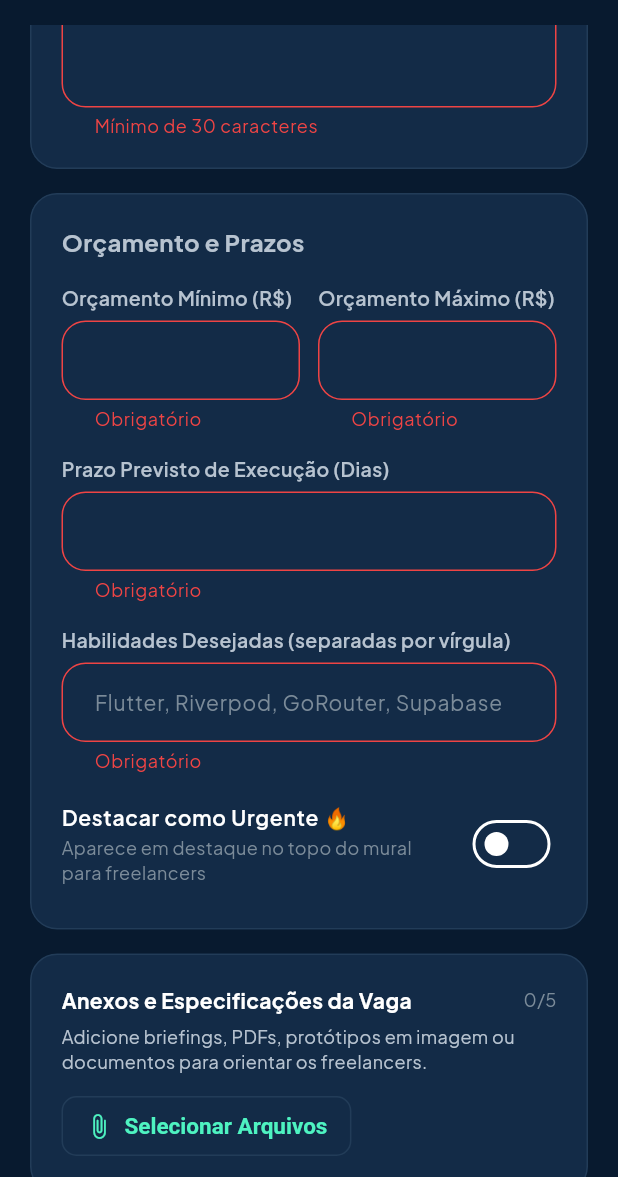
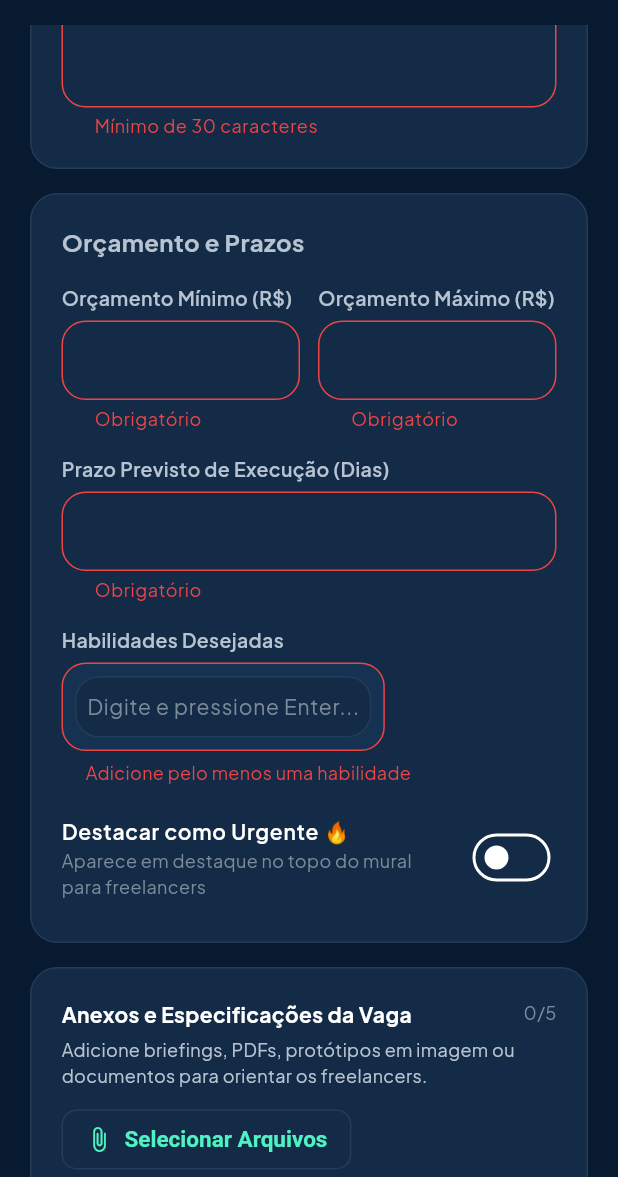
Before and after one commit to Louizricard/Trabalhei, a Flutter app: the CreateJobScreen screen opened by its route, scrolled down 576 dp, after a tap on "Confirmar e Publicar Projeto", on a phone screen of 412 x 824 dp, the part 59-1236 px from its top. Run offline on Flutter 3.47's test engine with Material 3 defaults, Android fonts, the phone set to English and light mode, and no system bars; our stand-ins replace file_picker, firebase_core, firebase_messaging, fl_chart, flutter_dotenv, flutter_local_notifications and 5 more; accounts and stored records are empty; generated files the repository leaves out were written again.

Commit message:
feat(jobs): add custom tag input widget for skills with quick suggestions

```diff
--- /dev/null
+++ b/freelanceflow/lib/core/widgets/skills_input_widget.dart
@@ -0,0 +1,220 @@
+import 'package:flutter/material.dart';
+import '../theme/app_colors.dart';
+
+class SkillsInputWidget extends FormField<List<String>> {
+  SkillsInputWidget({
+    super.key,
+    List<String> initialValue = const [],
+    super.onSaved,
+    super.validator,
+    String label = 'Habilidades Desejadas',
+    String hint = 'Digite e pressione Enter...',
+    List<String> suggestions = const [
+      'Flutter', 'Riverpod', 'Supabase', 'Dart', 'React', 'Node.js',
+      'Python', 'Figma', 'UI/UX', 'Firebase'
+    ],
+  }) : super(
+          initialValue: initialValue,
+          builder: (FormFieldState<List<String>> state) {
+            return _SkillsInputWidgetState(
+              state: state,
+              label: label,
+              hint: hint,
+              suggestions: suggestions,
+            );
+          },
+        );
+}
+
+class _SkillsInputWidgetState extends StatefulWidget {
+  final FormFieldState<List<String>> state;
+  final String label;
+  final String hint;
+  final List<String> suggestions;
+
+  const _SkillsInputWidgetState({
+    required this.state,
+    required this.label,
+    required this.hint,
+    required this.suggestions,
+  });
+
+  @override
+  State<_SkillsInputWidgetState> createState() => __SkillsInputWidgetStateState();
+}
+
+class __SkillsInputWidgetStateState extends State<_SkillsInputWidgetState> {
+  final TextEditingController _controller = TextEditingController();
+  final FocusNode _focusNode = FocusNode();
+  bool _isFocused = false;
+
+  @override
+  void initState() {
+    super.initState();
+    _focusNode.addListener(() {
+      setState(() {
+        _isFocused = _focusNode.hasFocus;
+      });
+    });
+  }
+
+  @override
+  void dispose() {
+    _controller.dispose();
+    _focusNode.dispose();
+    super.dispose();
+  }
+
+  void _addSkill(String skill) {
+    final trimmed = skill.trim();
+    if (trimmed.isEmpty) return;
+
+    final currentList = List<String>.from(widget.state.value ?? []);
+    if (!currentList.map((e) => e.toLowerCase()).contains(trimmed.toLowerCase())) {
+      currentList.add(trimmed);
+      widget.state.didChange(currentList);
+    }
+    _controller.clear();
+  }
+
+  void _removeSkill(String skill) {
+    final currentList = List<String>.from(widget.state.value ?? []);
+    currentList.remove(skill);
+    widget.state.didChange(currentList);
+  }
+
+  @override
+  Widget build(BuildContext context) {
+    final currentSkills = widget.state.value ?? [];
+    final hasError = widget.state.hasError;
+    final filteredSuggestions = widget.suggestions
+        .where((s) => !currentSkills.map((e) => e.toLowerCase()).contains(s.toLowerCase()))
+        .toList();
+
+    return Column(
+      crossAxisAlignment: CrossAxisAlignment.start,
+      children: [
+        if (widget.label.isNotEmpty) ...[
+          Text(
+            widget.label,
+            style: const TextStyle(
+              fontSize: 13,
+              fontWeight: FontWeight.w600,
+              color: AppColors.textSecondaryDark,
+            ),
+          ),
+          const SizedBox(height: 6),
+        ],
+        Container(
+          padding: const EdgeInsets.all(8),
+          decoration: BoxDecoration(
+            color: AppColors.surfaceElevatedDark,
+            borderRadius: BorderRadius.circular(16),
+            border: Border.all(
+              color: hasError
+                  ? AppColors.error
+                  : _isFocused
+                      ? AppColors.primary
+                      : AppColors.borderDark,
+              width: _isFocused ? 1.5 : 1.0,
+            ),
+          ),
+          child: Column(
+            crossAxisAlignment: CrossAxisAlignment.start,
+            children: [
+              Wrap(
+                spacing: 8,
+                runSpacing: 8,
+                children: [
+                  ...currentSkills.map((skill) => Chip(
+                        label: Text(
+                          skill,
+                          style: const TextStyle(
+                            color: Colors.white,
+                            fontSize: 13,
+                          ),
+                        ),
+                        backgroundColor: AppColors.primary.withAlpha(200),
+                        deleteIcon: const Icon(
+                          Icons.close,
+                          size: 16,
+                          color: Colors.white70,
+                        ),
+                        onDeleted: () => _removeSkill(skill),
+                        shape: RoundedRectangleBorder(
+                          borderRadius: BorderRadius.circular(20),
+                          side: const BorderSide(color: Colors.transparent),
+                        ),
+                      )),
+                  IntrinsicWidth(
+                    child: TextField(
+                      controller: _controller,
+                      focusNode: _focusNode,
+                      style: const TextStyle(
+                        color: AppColors.textPrimaryDark,
+                        fontSize: 14,
+                      ),
+                      decoration: InputDecoration(
+                        hintText: currentSkills.isEmpty ? widget.hint : 'Adicionar...',
+                        hintStyle: const TextStyle(color: AppColors.textMutedDark),
+                        border: InputBorder.none,
+                        isDense: true,
+                        contentPadding: const EdgeInsets.symmetric(
+                          vertical: 10,
+                          horizontal: 4,
+                        ),
+                      ),
+                      onSubmitted: _addSkill,
+                    ),
+                  ),
+                ],
+              ),
+              if (_isFocused && filteredSuggestions.isNotEmpty) ...[
+                const Divider(color: AppColors.borderDark, height: 16),
+                SingleChildScrollView(
+                  scrollDirection: Axis.horizontal,
+                  child: Row(
+                    children: filteredSuggestions
+                        .take(5)
+                        .map(
+                          (suggestion) => Padding(
+                            padding: const EdgeInsets.only(right: 8),
+                            child: ActionChip(
+                              label: Text(
+                                suggestion,
+                                style: const TextStyle(
+                                  fontSize: 12,
+                                  color: AppColors.textSecondaryDark,
+                                ),
+                              ),
+                              backgroundColor: AppColors.surfaceDark,
+                              side: const BorderSide(color: AppColors.borderDark),
+                              shape: RoundedRectangleBorder(
+                                borderRadius: BorderRadius.circular(16),
+                              ),
+                              onPressed: () => _addSkill(suggestion),
+                            ),
+                          ),
+                        )
+                        .toList(),
+                  ),
+                ),
+              ],
+            ],
+          ),
+        ),
+        if (hasError)
+          Padding(
+            padding: const EdgeInsets.only(top: 6, left: 16),
+            child: Text(
+              widget.state.errorText!,
+              style: const TextStyle(
+                color: AppColors.error,
+                fontSize: 12,
+              ),
+            ),
+          ),
+      ],
+    );
+  }
+}
--- a/freelanceflow/lib/features/jobs/presentation/screens/create_job_screen.dart
+++ b/freelanceflow/lib/features/jobs/presentation/screens/create_job_screen.dart
@@ -8,6 +8,7 @@ import '../../../../core/widgets/custom_button.dart';
 import '../../../../core/widgets/custom_text_field.dart';
 import '../../../../core/widgets/glass_card.dart';
 import '../../../../core/widgets/responsive_layout.dart';
+import '../../../../core/widgets/skills_input_widget.dart';
 import '../../../auth/presentation/providers/auth_state_provider.dart';
 import '../../domain/entities/job.dart';
 import '../providers/jobs_provider.dart';
@@ -27,7 +28,7 @@ class _CreateJobScreenState extends ConsumerState<CreateJobScreen> {
   final _descController = TextEditingController();
   final _budgetMinController = TextEditingController();
   final _budgetMaxController = TextEditingController();
-  final _skillsController = TextEditingController();
+  List<String> _skills = [];
   final _daysController = TextEditingController();
 
   String _category = 'Mobile';
@@ -55,7 +56,7 @@ class _CreateJobScreenState extends ConsumerState<CreateJobScreen> {
       _descController.text = job.description;
       _budgetMinController.text = job.budgetMin.toStringAsFixed(0);
       _budgetMaxController.text = job.budgetMax.toStringAsFixed(0);
-      _skillsController.text = job.skillsRequired.join(', ');
+      _skills = List.from(job.skillsRequired);
       _daysController.text = job.deadlineDays.toString();
       _category = job.category;
       _isUrgent = job.isUrgent;
@@ -69,13 +70,13 @@ class _CreateJobScreenState extends ConsumerState<CreateJobScreen> {
     _descController.dispose();
     _budgetMinController.dispose();
     _budgetMaxController.dispose();
-    _skillsController.dispose();
-    _daysController.dispose();
+        _daysController.dispose();
     super.dispose();
   }
 
   Future<void> _submitJob() async {
     if (!(_formKey.currentState?.validate() ?? false)) return;
+    _formKey.currentState?.save();
 
     final user = ref.read(authProvider).value;
     if (user == null) {
@@ -106,11 +107,7 @@ class _CreateJobScreenState extends ConsumerState<CreateJobScreen> {
         }
       }
 
-      final skills = _skillsController.text
-          .split(',')
-          .map((s) => s.trim())
-          .where((s) => s.isNotEmpty)
-          .toList();
+      final skills = _skills;
 
       String? coverImageUrl = _existingCoverImageUrl;
       if (_coverImage != null) {
@@ -371,11 +368,10 @@ class _CreateJobScreenState extends ConsumerState<CreateJobScreen> {
                         validator: (v) => v == null || v.isEmpty ? 'Obrigatório' : null,
                       ),
                       const SizedBox(height: 16),
-                      CustomTextField(
-                        controller: _skillsController,
-                        label: 'Habilidades Desejadas (separadas por vírgula)',
-                        hint: 'Flutter, Riverpod, GoRouter, Supabase',
-                        validator: (v) => v == null || v.isEmpty ? 'Obrigatório' : null,
+                      SkillsInputWidget(
+                        initialValue: _skills,
+                        onSaved: (v) => _skills = v ?? [],
+                        validator: (v) => v == null || v.isEmpty ? 'Adicione pelo menos uma habilidade' : null,
                       ),
                       const SizedBox(height: 12),
                       SwitchListTile(
```
